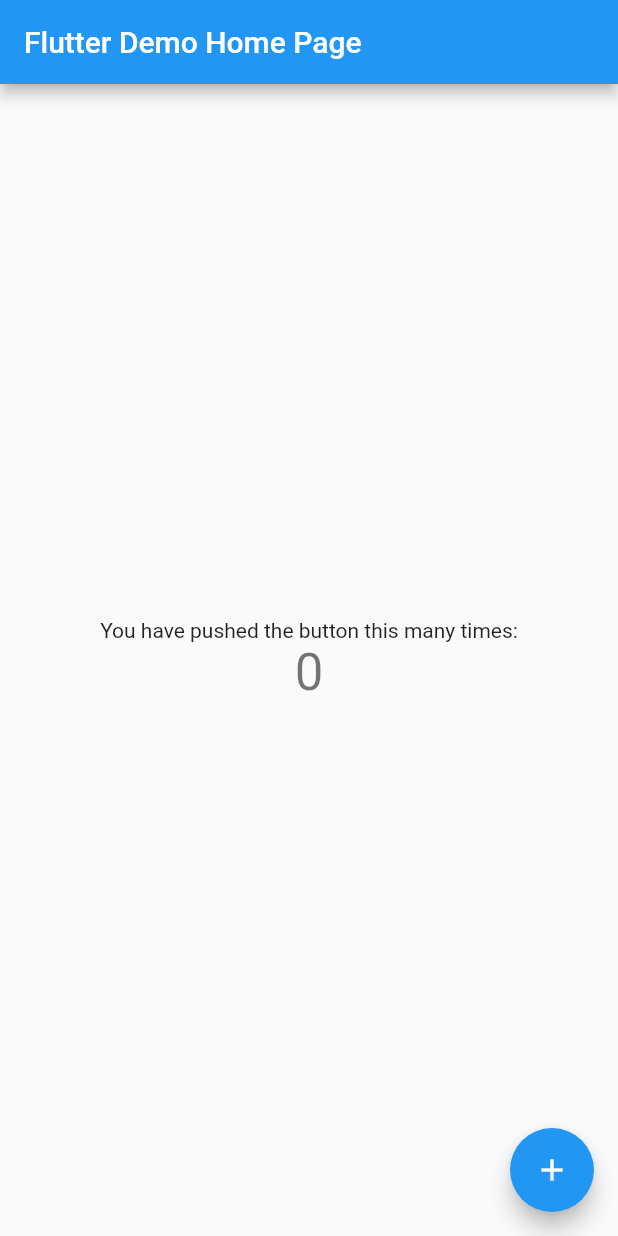
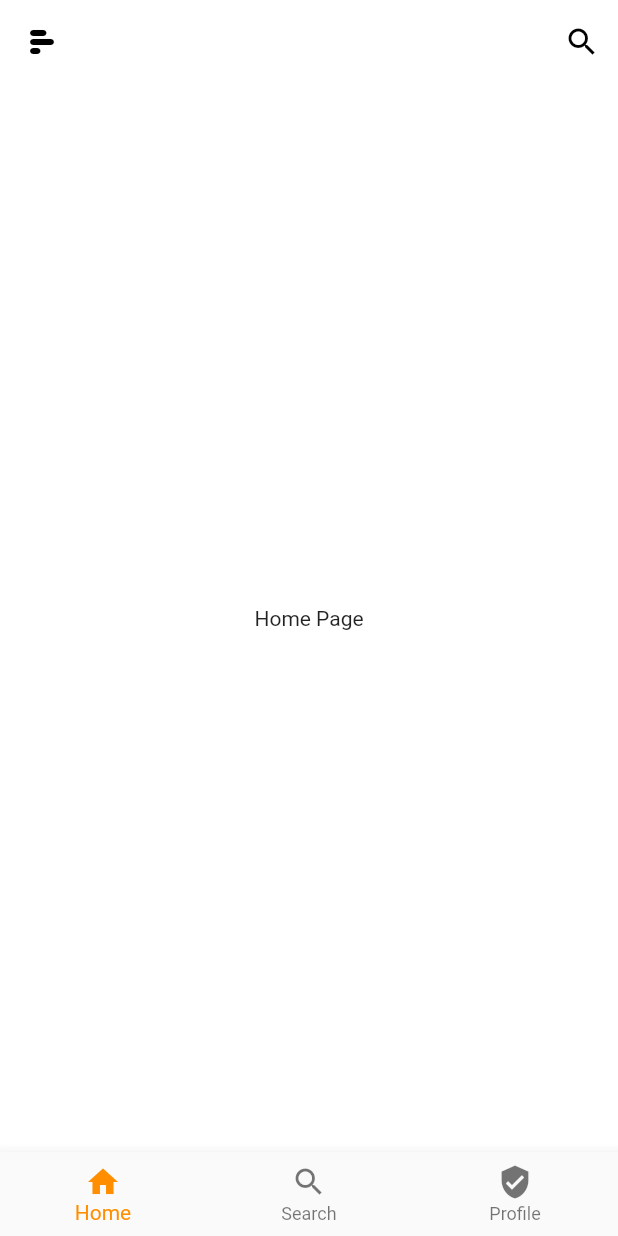
Before and after one commit to prabhashibuddhima/tabsdrawer, a Flutter app: the screen it shows after launch, on a phone screen of 412 x 824 dp. Run offline on Flutter 3.47's test engine with Material 2 defaults, Android fonts, the phone set to English and light mode, and no system bars.

```diff
--- a/lib/main.dart
+++ b/lib/main.dart
@@ -1,4 +1,5 @@
 import 'package:flutter/material.dart';
+import 'package:tabsdrawer/tabs/tabspage.dart';
 
 void main() {
   runApp(MyApp());
@@ -9,109 +10,13 @@ class MyApp extends StatelessWidget {
   @override
   Widget build(BuildContext context) {
     return MaterialApp(
-      title: 'Flutter Demo',
       theme: ThemeData(
-        // This is the theme of your application.
-        //
-        // Try running your application with "flutter run". You'll see the
-        // application has a blue toolbar. Then, without quitting the app, try
-        // changing the primarySwatch below to Colors.green and then invoke
-        // "hot reload" (press "r" in the console where you ran "flutter run",
-        // or simply save your changes to "hot reload" in a Flutter IDE).
-        // Notice that the counter didn't reset back to zero; the application
-        // is not restarted.
-        primarySwatch: Colors.blue,
-        // This makes the visual density adapt to the platform that you run
-        // the app on. For desktop platforms, the controls will be smaller and
-        // closer together (more dense) than on mobile platforms.
-        visualDensity: VisualDensity.adaptivePlatformDensity,
+        scaffoldBackgroundColor: Colors.white,
+        primaryColor: Colors.white
       ),
-      home: MyHomePage(title: 'Flutter Demo Home Page'),
+      home: TabsPage(selectedIndex: 0),
+      debugShowCheckedModeBanner: false,
+
     );
   }
 }
-
-class MyHomePage extends StatefulWidget {
-  MyHomePage({Key key, this.title}) : super(key: key);
-
-  // This widget is the home page of your application. It is stateful, meaning
-  // that it has a State object (defined below) that contains fields that affect
-  // how it looks.
-
-  // This class is the configuration for the state. It holds the values (in this
-  // case the title) provided by the parent (in this case the App widget) and
-  // used by the build method of the State. Fields in a Widget subclass are
-  // always marked "final".
-
-  final String title;
-
-  @override
-  _MyHomePageState createState() => _MyHomePageState();
-}
-
-class _MyHomePageState extends State<MyHomePage> {
-  int _counter = 0;
-
-  void _incrementCounter() {
-    setState(() {
-      // This call to setState tells the Flutter framework that something has
-      // changed in this State, which causes it to rerun the build method below
-      // so that the display can reflect the updated values. If we changed
-      // _counter without calling setState(), then the build method would not be
-      // called again, and so nothing would appear to happen.
-      _counter++;
-    });
-  }
-
-  @override
-  Widget build(BuildContext context) {
-    // This method is rerun every time setState is called, for instance as done
-    // by the _incrementCounter method above.
-    //
-    // The Flutter framework has been optimized to make rerunning build methods
-    // fast, so that you can just rebuild anything that needs updating rather
-    // than having to individually change instances of widgets.
-    return Scaffold(
-      appBar: AppBar(
-        // Here we take the value from the MyHomePage object that was created by
-        // the App.build method, and use it to set our appbar title.
-        title: Text(widget.title),
-      ),
-      body: Center(
-        // Center is a layout widget. It takes a single child and positions it
-        // in the middle of the parent.
-        child: Column(
-          // Column is also a layout widget. It takes a list of children and
-          // arranges them vertically. By default, it sizes itself to fit its
-          // children horizontally, and tries to be as tall as its parent.
-          //
-          // Invoke "debug painting" (press "p" in the console, choose the
-          // "Toggle Debug Paint" action from the Flutter Inspector in Android
-          // Studio, or the "Toggle Debug Paint" command in Visual Studio Code)
-          // to see the wireframe for each widget.
-          //
-          // Column has various properties to control how it sizes itself and
-          // how it positions its children. Here we use mainAxisAlignment to
-          // center the children vertically; the main axis here is the vertical
-          // axis because Columns are vertical (the cross axis would be
-          // horizontal).
-          mainAxisAlignment: MainAxisAlignment.center,
-          children: <Widget>[
-            Text(
-              'You have pushed the button this many times:',
-            ),
-            Text(
-              '$_counter',
-              style: Theme.of(context).textTheme.headline4,
-            ),
-          ],
-        ),
-      ),
-      floatingActionButton: FloatingActionButton(
-        onPressed: _incrementCounter,
-        tooltip: 'Increment',
-        child: Icon(Icons.add),
-      ), // This trailing comma makes auto-formatting nicer for build methods.
-    );
-  }
-}
--- /dev/null
+++ b/lib/screens/home.dart
@@ -0,0 +1,45 @@
+import 'package:flutter/material.dart';
+import 'package:tabsdrawer/sidemenu/side_menu.dart';
+
+class Home extends StatefulWidget {
+  @override
+  _HomeState createState() => _HomeState();
+}
+
+class _HomeState extends State<Home> {
+  @override
+  Widget build(BuildContext context) {
+    return Scaffold(
+      drawer: SideMenu(),
+      appBar: AppBar(
+        leading: Builder(
+          builder: (BuildContext context) {
+            return RotatedBox(
+              quarterTurns: 1,
+              child: IconButton(
+                icon: Icon(
+                  Icons.bar_chart_rounded,
+                  color: Colors.black,
+                ),
+                onPressed: () => Scaffold.of(context).openDrawer(),
+              ),
+            );
+          },
+        ),
+        backgroundColor: Colors.white,
+        elevation: 0.0,
+        actions: [
+          IconButton(
+              color: Colors.black,
+              icon: Icon(Icons.search),
+              onPressed: () {
+                Navigator.pushNamed(context, '/search');
+              }),
+        ],
+      ),
+      body: Center(
+        child: Text('Home Page'),
+      ),
+    );
+  }
+}
--- /dev/null
+++ b/lib/tabs/bottom_tabs.dart
@@ -0,0 +1,31 @@
+import 'package:flutter/material.dart';
+import 'package:flutter/widgets.dart';
+import 'package:tabsdrawer/screens/home.dart';
+import 'package:tabsdrawer/screens/profile.dart';
+import 'package:tabsdrawer/screens/search.dart';
+
+class TabNavigationItem {
+  final Widget page;
+  final Widget title;
+  final Icon icon;
+
+  TabNavigationItem({this.page, this.title, this.icon});
+
+  static List<TabNavigationItem> get items => [
+        TabNavigationItem(
+          page: Home(),
+          icon: Icon(Icons.home),
+          title: Text("Home"),
+        ),
+        TabNavigationItem(
+          page: Search(),
+          icon: Icon(Icons.search),
+          title: Text("Search"),
+        ),
+        TabNavigationItem(
+          page: Profile(),
+          icon: Icon(Icons.home),
+          title: Text("Home"),
+        ),
+      ];
+}
--- /dev/null
+++ b/lib/tabs/tabspage.dart
@@ -0,0 +1,61 @@
+import 'package:flutter/material.dart';
+import 'package:tabsdrawer/tabs/bottom_tabs.dart';
+
+class TabsPage extends StatefulWidget {
+  int selectedIndex = 0;
+
+  TabsPage({this.selectedIndex});
+
+  @override
+  _TabsPageState createState() => _TabsPageState();
+}
+
+class _TabsPageState extends State<TabsPage> {
+  int _selectedIndex = 0;
+
+  void _onItemTapped(int index) {
+    setState(() {
+      widget.selectedIndex = index;
+      _selectedIndex = widget.selectedIndex;
+      print(_selectedIndex);
+    });
+  }
+  @override
+  void initState() {
+    _onItemTapped(widget.selectedIndex);
+    super.initState();
+  }
+
+  @override
+  Widget build(BuildContext context) {
+    return Scaffold(
+      body: Scaffold(
+        body: IndexedStack(
+          index: widget.selectedIndex,
+          children: [
+            for (final tabItem in TabNavigationItem.items) tabItem.page,
+          ],
+        ),
+      ),
+      bottomNavigationBar: BottomNavigationBar(
+        items: const <BottomNavigationBarItem>[
+          BottomNavigationBarItem(
+            icon: Icon(Icons.home),
+            title: Text('Home'),
+          ),
+          BottomNavigationBarItem(
+            icon: Icon(Icons.search),
+            title: Text('Search'),
+          ),
+          BottomNavigationBarItem(
+            icon: Icon(Icons.verified_user),
+            title: Text('Profile'),
+          ),
+        ],
+        currentIndex: _selectedIndex,
+        selectedItemColor: Colors.amber[800],
+        onTap: _onItemTapped,
+      ),
+    );
+  }
+}
--- a/pubspec.yaml
+++ b/pubspec.yaml
@@ -45,9 +45,8 @@ flutter:
   uses-material-design: true
 
   # To add assets to your application, add an assets section, like this:
-  # assets:
-  #   - images/a_dot_burr.jpeg
-  #   - images/a_dot_ham.jpeg
+  assets:
+    - assets/
 
   # An image asset can refer to one or more resolution-specific "variants", see
   # https://flutter.dev/assets-and-images/#resolution-aware.
```
Also changed, not shown: lib/screens/profile.dart (added, +45 -0 lines), lib/screens/search.dart (added, +45 -0 lines), lib/sidemenu/side_menu.dart (added, +65 -0 lines), assets/sideimg.jpg (added), 1 other file.
